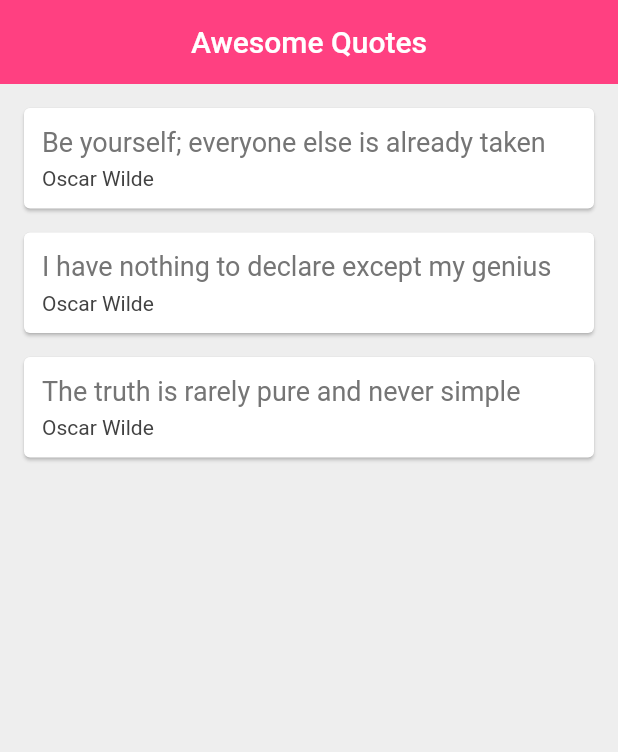
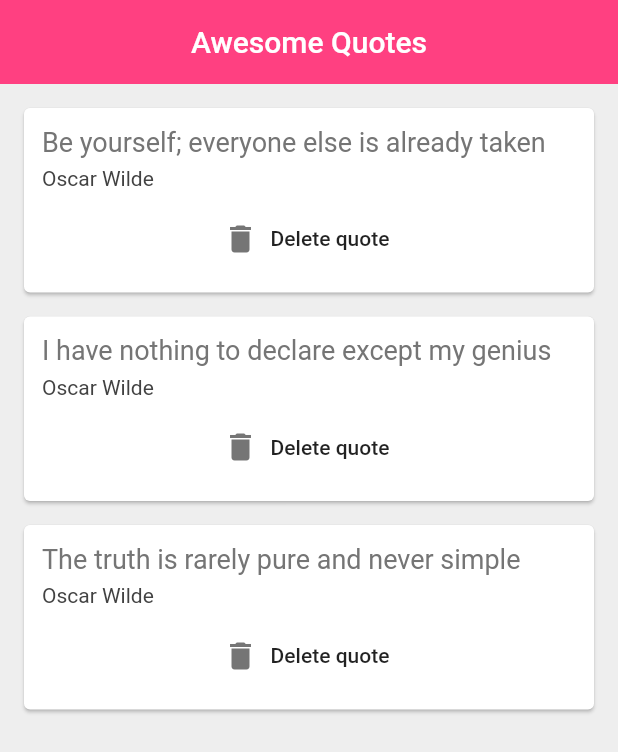
Before and after one commit to kharioki/quotes_list, a Flutter app: the screen it shows after launch, on a phone screen of 412 x 824 dp. Shown: the top 752 px of the screen. Run offline on Flutter 3.47's test engine with Material 2 defaults, Android fonts, the phone set to English and light mode, and no system bars.

Commit message:
using functions and parameters

```diff
--- a/lib/main.dart
+++ b/lib/main.dart
@@ -1,5 +1,6 @@
 import 'package:flutter/material.dart';
 import 'package:listsflutter/quote.dart';
+import 'package:listsflutter/quote_card.dart';
 
 void main() => runApp(MaterialApp(
       home: QuoteList(),
@@ -23,10 +24,6 @@ class _QuoteListState extends State<QuoteList> {
         text: 'The truth is rarely pure and never simple')
   ];
 
-  Widget quoteTemplate(quote) {
-    return QuoteCard(quote: quote);
-  }
-
   @override
   Widget build(BuildContext context) {
     return Scaffold(
@@ -38,41 +35,16 @@ class _QuoteListState extends State<QuoteList> {
         elevation: 0.0,
       ),
       body: Column(
-        children: quotes.map((quote) => quoteTemplate(quote)).toList(),
+        children: quotes
+            .map((quote) => QuoteCard(
+                quote: quote,
+                delete: () {
+                  setState(() {
+                    quotes.remove(quote);
+                  });
+                }))
+            .toList(),
       ),
     );
   }
 }
-
-class QuoteCard extends StatelessWidget {
-  final Quote quote;
-  QuoteCard({this.quote});
-
-  @override
-  Widget build(BuildContext context) {
-    return Card(
-      margin: EdgeInsets.fromLTRB(16.0, 16.0, 16.0, 0),
-      child: Padding(
-        padding: EdgeInsets.all(12.0),
-        child: Column(
-          crossAxisAlignment: CrossAxisAlignment.stretch,
-          children: <Widget>[
-            Text(
-              quote.text,
-              style: TextStyle(
-                fontSize: 18.0,
-                color: Colors.grey[600],
-              ),
-            ),
-            SizedBox(height: 6.0),
-            Text(quote.author,
-                style: TextStyle(
-                  fontSize: 14.0,
-                  color: Colors.grey[800],
-                )),
-          ],
-        ),
-      ),
-    );
-  }
-}
--- /dev/null
+++ b/lib/quote_card.dart
@@ -0,0 +1,48 @@
+import 'package:flutter/material.dart';
+import 'package:listsflutter/quote.dart';
+
+class QuoteCard extends StatelessWidget {
+  final Quote quote;
+  final Function delete;
+
+  QuoteCard({this.quote, this.delete});
+
+  @override
+  Widget build(BuildContext context) {
+    return Card(
+      margin: EdgeInsets.fromLTRB(16.0, 16.0, 16.0, 0),
+      child: Padding(
+        padding: EdgeInsets.all(12.0),
+        child: Column(
+          crossAxisAlignment: CrossAxisAlignment.stretch,
+          children: <Widget>[
+            Text(
+              quote.text,
+              style: TextStyle(
+                fontSize: 18.0,
+                color: Colors.grey[600],
+              ),
+            ),
+            SizedBox(height: 6.0),
+            Text(
+              quote.author,
+              style: TextStyle(
+                fontSize: 14.0,
+                color: Colors.grey[800],
+              ),
+            ),
+            SizedBox(height: 8.0),
+            FlatButton.icon(
+              onPressed: delete,
+              label: Text('Delete quote'),
+              icon: Icon(
+                Icons.delete,
+                color: Colors.grey[600],
+              ),
+            ),
+          ],
+        ),
+      ),
+    );
+  }
+}
```
